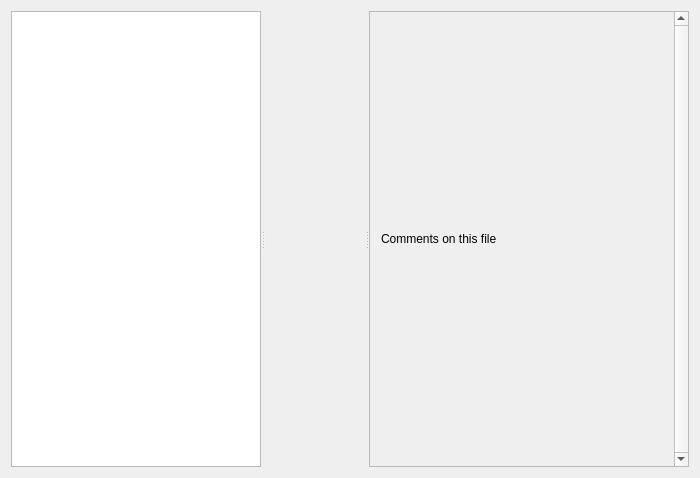
Above: TurboGrade/ui/codeview.ui from wassgha/TurboGrade before the change. Below: the same form after it.
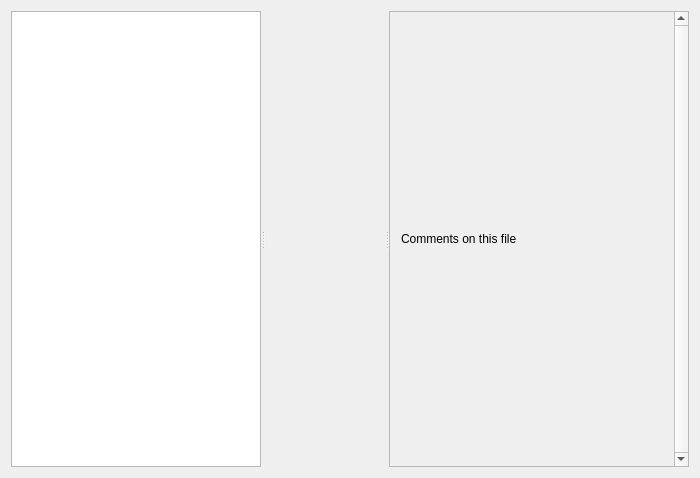
That is the form after the change. Icons and pictures are not drawn. Custom widgets are drawn as their Qt base class.

The edit to the form file:
```diff
--- a/TurboGrade/ui/codeview.ui
+++ b/TurboGrade/ui/codeview.ui
@@ -114,13 +114,13 @@
      <widget class="QScrollArea" name="comments">
       <property name="minimumSize">
        <size>
-        <width>320</width>
+        <width>300</width>
         <height>0</height>
        </size>
       </property>
       <property name="maximumSize">
        <size>
-        <width>320</width>
+        <width>300</width>
         <height>16777215</height>
        </size>
       </property>
@@ -141,7 +141,7 @@
         <rect>
          <x>8</x>
          <y>0</y>
-         <width>304</width>
+         <width>284</width>
          <height>454</height>
         </rect>
        </property>
```
